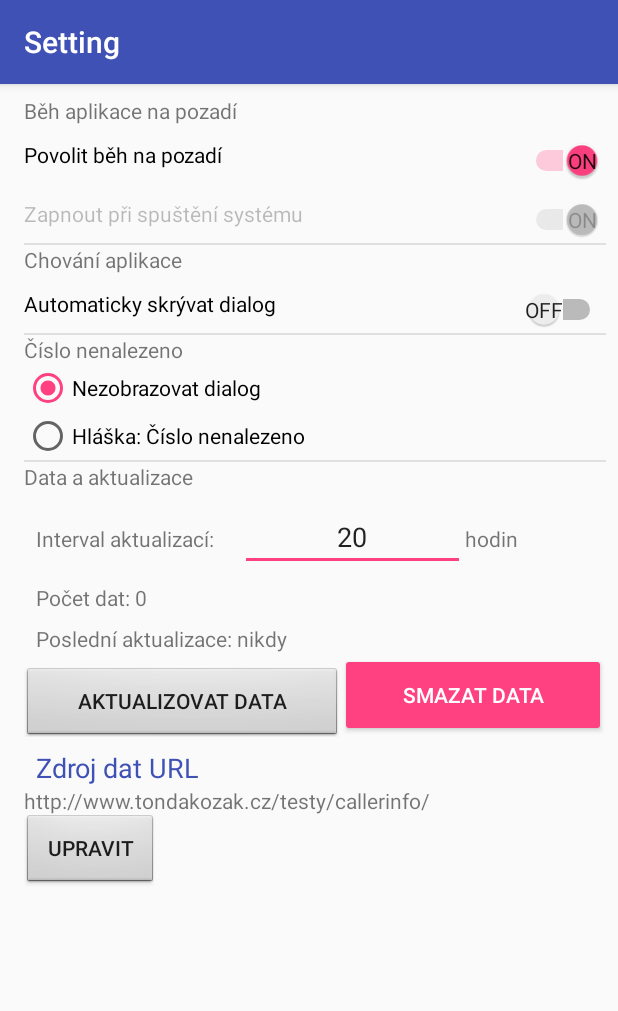
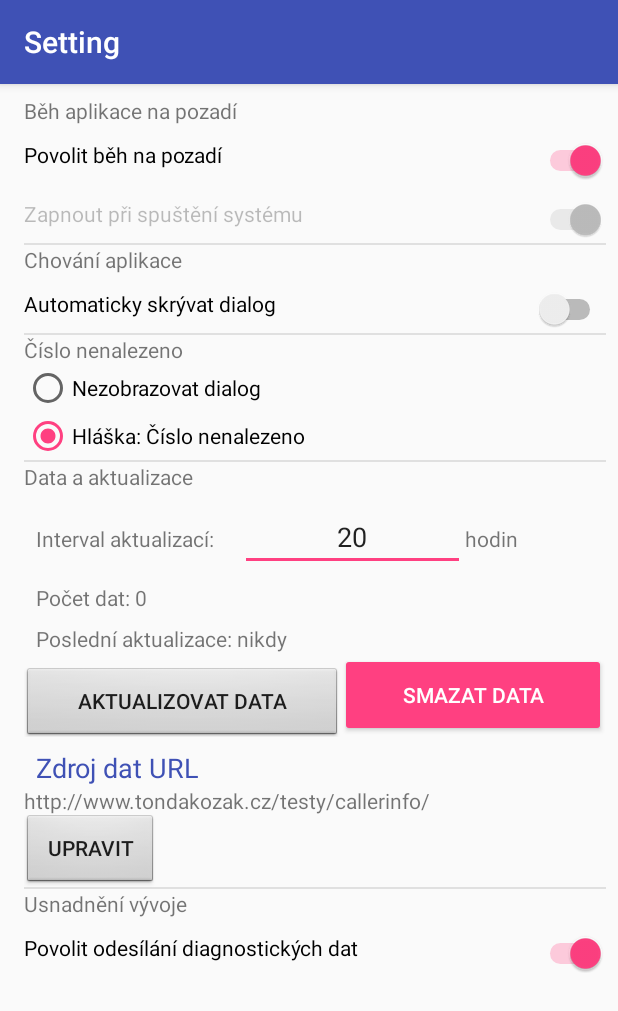
Before and after one commit to Tondakozak/VolajiciInfo, an Android app: the screen it shows after launch (SettingActivity), after a tap on "SETTINGS", on a phone screen of 412 x 824 dp. Shown: the top 1011 px of the screen. Run offline under Robolectric (Android 15) with nearby library versions, the phone set to English and light mode, and no system bars; our stand-ins replace Volley; network calls fail.

Commit message:
Setting
- option not display dialog if the number is not in DB
- option do not send diagnostic data

```diff
--- a/app/src/main/java/cz/tondakozak/volajiciinfo/MainActivity.java
+++ b/app/src/main/java/cz/tondakozak/volajiciinfo/MainActivity.java
@@ -22,14 +22,14 @@ import android.widget.TextView;
 public class MainActivity extends AppCompatActivity {
 
     // receiver for closing the activity form service
-    LocalBroadcastManager mLocalBroadcastManager;
+    /*LocalBroadcastManager mLocalBroadcastManager;
     BroadcastReceiver mBroadcastReceiver = new BroadcastReceiver() {
         @Override
         public void onReceive(Context context, Intent intent) {
             //setInfoAboutUpdates();
         }
     };
-
+*/
 
     Context appContext;
     Resources res;
@@ -45,7 +45,7 @@ public class MainActivity extends AppCompatActivity {
         super.onCreate(savedInstanceState);
 
         // register receiver for reload
-        registerReceiver(mBroadcastReceiver, new IntentFilter(getApplicationContext().getResources().getString(R.string.receiverReload)));
+        //registerReceiver(mBroadcastReceiver, new IntentFilter(getApplicationContext().getResources().getString(R.string.receiverReload)));
 
         // set layout
         setContentView(R.layout.activity_main);
--- a/app/src/main/java/cz/tondakozak/volajiciinfo/SettingActivity.java
+++ b/app/src/main/java/cz/tondakozak/volajiciinfo/SettingActivity.java
@@ -10,6 +10,7 @@ import android.support.v7.app.AppCompatActivity;
 import android.os.Bundle;
 import android.text.Editable;
 import android.text.TextWatcher;
+import android.util.Log;
 import android.view.LayoutInflater;
 import android.view.View;
 import android.widget.*;
@@ -174,6 +175,7 @@ public class SettingActivity extends AppCompatActivity {
         Switch switchLaunchOnStart =  findViewById(R.id.switchLauchOnStart);
         Switch switchOnBackground = findViewById(R.id.switchOnBackground);
         Switch switchHideDialog = findViewById(R.id.switchHideDialog);
+        Switch switchSendData = findViewById(R.id.switchSendData);
 
         RadioGroup radioGroupNumberNotFound = findViewById(R.id.radioGroupNotFound);
 
@@ -185,6 +187,9 @@ public class SettingActivity extends AppCompatActivity {
 
         setSwitchHideDialog(switchHideDialog);
         setHideDialogDelay(delayInput);
+
+        setNumberNotFound(radioGroupNumberNotFound);
+        setSwitchSendData(switchSendData);
     }
 
 
@@ -328,6 +333,21 @@ public class SettingActivity extends AppCompatActivity {
         });
     }
 
+    private void setSwitchSendData(Switch mySwitch) {
+        // set value
+        final boolean sendData = sharedPreferences.getBoolean(res.getString(R.string.shared_pref_send_data), true);
+        mySwitch.setChecked(sendData);
+
+
+        mySwitch.setOnCheckedChangeListener(new CompoundButton.OnCheckedChangeListener() {
+            public void onCheckedChanged(CompoundButton buttonView, boolean isChecked) {
+                SharedPreferences.Editor editor = sharedPreferences.edit();
+                editor.putBoolean(appContext.getString(R.string.shared_pref_send_data), isChecked);
+                editor.commit();
+            }
+        });
+    }
+
     private void setHideDialogDelay(EditText delayInput) {
         // min latency setting
 
@@ -366,20 +386,44 @@ public class SettingActivity extends AppCompatActivity {
         });
     }
 
-    private void setNumberNotFound(RadioGroup rGroup, SharedPreferences sharedPreferences) {
-        rGroup.setOnCheckedChangeListener(new RadioGroup.OnCheckedChangeListener()
-        {
-            public void onCheckedChanged(RadioGroup group, int checkedId)
-            {
+    private void setNumberNotFound(RadioGroup rGroup) {
+
+        // set saved value
+        final int numberNotFoundValue= sharedPreferences.getInt(res.getString(R.string.shared_pref_number_not_found), 0);
+        RadioButton checkedRadioButton = null;
+        switch (numberNotFoundValue) {
+            case Util.DONT_DISPLAY_DIALOG:
+                checkedRadioButton = findViewById(R.id.radioButtonDontDisplayDialog);
+                break;
+            case Util.SHOW_NOT_FOUND_MESSAGE:
+                checkedRadioButton = findViewById(R.id.radioButtonDialogNotFoundMessage);
+                break;
+        }
+
+        checkedRadioButton.setChecked(true);
+
+        rGroup.setOnCheckedChangeListener(new RadioGroup.OnCheckedChangeListener() {
+            public void onCheckedChanged(RadioGroup group, int checkedId) {
                 // This will get the radiobutton that has changed in its check state
                 RadioButton checkedRadioButton = (RadioButton)group.findViewById(checkedId);
                 // This puts the value (true/false) into the variable
                 boolean isChecked = checkedRadioButton.isChecked();
                 // If the radiobutton that has changed in check state is now checked...
-                if (isChecked)
-                {
-                    // Changes the textview's text to "Checked: example radiobutton text"
-                    //tv.setText("Checked:" + checkedRadioButton.getText());
+                if (isChecked) {
+
+                    int newNumberNotFound = -1;
+                    if (checkedId == R.id.radioButtonDialogNotFoundMessage) {
+                        newNumberNotFound = Util.SHOW_NOT_FOUND_MESSAGE;
+                    } else if (checkedId == R.id.radioButtonDontDisplayDialog) {
+                        newNumberNotFound = Util.DONT_DISPLAY_DIALOG;
+                    }
+
+                    Log.d("settingRadio", ""+newNumberNotFound);
+                    if (newNumberNotFound != -1) {
+                        SharedPreferences.Editor editor = sharedPreferences.edit();
+                        editor.putInt(res.getString(R.string.shared_pref_number_not_found), newNumberNotFound);
+                        editor.commit();
+                    }
                 }
             }
         });
--- a/app/src/main/java/cz/tondakozak/volajiciinfo/Util.java
+++ b/app/src/main/java/cz/tondakozak/volajiciinfo/Util.java
@@ -25,6 +25,11 @@ import java.util.Map;
 public class Util {
     // id for update job
     public static final int UPDATE_JOB_ID = 1;
+
+    // number not found constants
+    public static final int SHOW_NOT_FOUND_MESSAGE = 0;
+    public static final int DONT_DISPLAY_DIALOG = 1;
+
 
     /**
      * Check if the job with given ID is scheduled
--- a/app/src/main/res/layout/activity_setting.xml
+++ b/app/src/main/res/layout/activity_setting.xml
@@ -39,8 +39,8 @@
                 android:switchPadding="10dp"
                 android:checked="true"
                 tools:checked="true"
-                android:showText="true"
-                android:splitTrack="true"
+                android:showText="false"
+                android:splitTrack="false"
                 tools:layout_editor_absoluteY="265dp"
                 tools:layout_editor_absoluteX="8dp"
                 android:gravity="start"
@@ -57,8 +57,8 @@
                 android:switchPadding="10dp"
                 android:checked="true"
                 tools:checked="true"
-                android:showText="true"
-                android:splitTrack="true"
+                android:showText="false"
+                android:splitTrack="false"
                 tools:layout_editor_absoluteY="265dp"
                 tools:layout_editor_absoluteX="8dp"
                 android:gravity="start"
@@ -87,8 +87,8 @@
                 android:switchPadding="10dp"
                 android:checked="true"
                 tools:checked="true"
-                android:showText="true"
-                android:splitTrack="true"
+                android:showText="false"
+                android:splitTrack="false"
                 tools:layout_editor_absoluteY="265dp"
                 tools:layout_editor_absoluteX="8dp"
                 android:gravity="start"
@@ -158,15 +158,15 @@
                     android:text="@string/nezobrazit_dialog"
                     android:layout_width="wrap_content"
                     android:layout_height="wrap_content"
-                    android:id="@+id/radioButtonNotShowDialog"
+                    android:id="@+id/radioButtonDontDisplayDialog"
                     android:layout_weight="1"
-                    android:checked="true" />
+                    />
 
                 <RadioButton
                     android:text="@string/hlaska_nenalezeno"
                     android:layout_width="wrap_content"
                     android:layout_height="wrap_content"
-                    android:id="@+id/radioButtonDialogNotFound"
+                    android:id="@+id/radioButtonDialogNotFoundMessage"
                     android:layout_weight="1" />
             </RadioGroup>
 
@@ -311,6 +311,37 @@
                 android:layout_width="wrap_content"
                 android:background="@android:drawable/btn_default_small" />
 
+            <view
+                android:layout_width="match_parent"
+                android:layout_height="@dimen/line_height"
+                android:background="@color/colorLine"
+                android:layout_weight="2"
+                class="android.support.design.widget.TabItem" />
+
+            <TextView
+                android:text="@string/better_development"
+                android:layout_width="match_parent"
+                android:layout_height="wrap_content"
+                android:id="@+id/textView81" />
+
+            <Switch
+                android:text="@string/send_diagnostic_data"
+                android:layout_width="match_parent"
+                android:layout_height="wrap_content"
+                android:id="@+id/switchSendData"
+                android:textAlignment="viewStart"
+                android:switchTextAppearance="@style/TextAppearance.AppCompat"
+                android:switchPadding="10dp"
+                android:checked="true"
+                tools:checked="true"
+                android:showText="false"
+                android:splitTrack="false"
+                tools:layout_editor_absoluteY="265dp"
+                tools:layout_editor_absoluteX="8dp"
+                android:gravity="start"
+                android:paddingTop="@dimen/padding_value"
+                android:paddingBottom="@dimen/padding_value" />
+
         </LinearLayout>
     </ScrollView>
 
--- a/app/src/main/res/values/strings.xml
+++ b/app/src/main/res/values/strings.xml
@@ -24,6 +24,7 @@
     <string name="shared_pref_auto_hide_dialog">autoHideDialog</string>
     <string name="shared_pref_auto_hide_dialog_delay">autoHideDialogDelay</string>
     <string name="shared_pref_number_not_found">numberNotFound</string>
+    <string name="shared_pref_send_data">sendData</string>
     <string name="title_activity_settings">Settings</string>
 
     <!-- Strings related to Settings -->
@@ -123,4 +124,6 @@
     <string name="delay">Prodleva:</string>
     <string name="beh_systemu">Běh aplikace na pozadí</string>
     <string name="search_tel_number">Hledat telefonní číslo</string>
+    <string name="send_diagnostic_data">Povolit odesílání diagnostických dat</string>
+    <string name="better_development">Usnadnění vývoje</string>
 </resources>
```
Also changed, not shown: app/src/main/java/cz/tondakozak/volajiciinfo/NotificationInfo.java (+14 -15 lines), app/src/main/java/cz/tondakozak/volajiciinfo/PhoneStateReceiver.java (+4 -4 lines).
